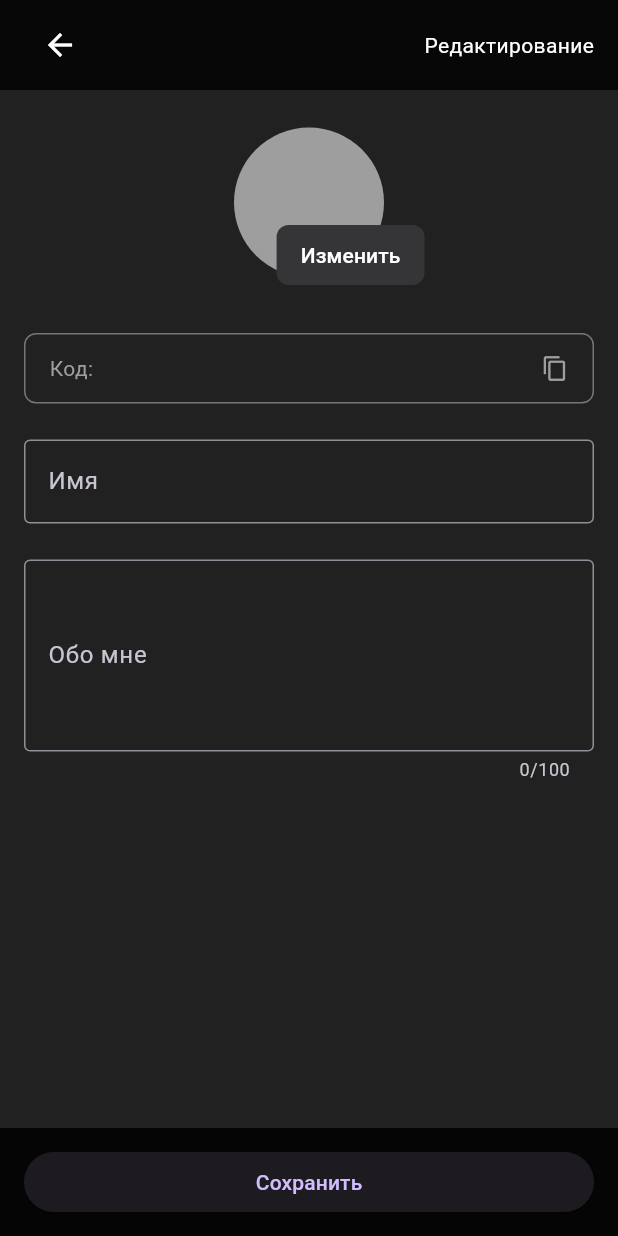
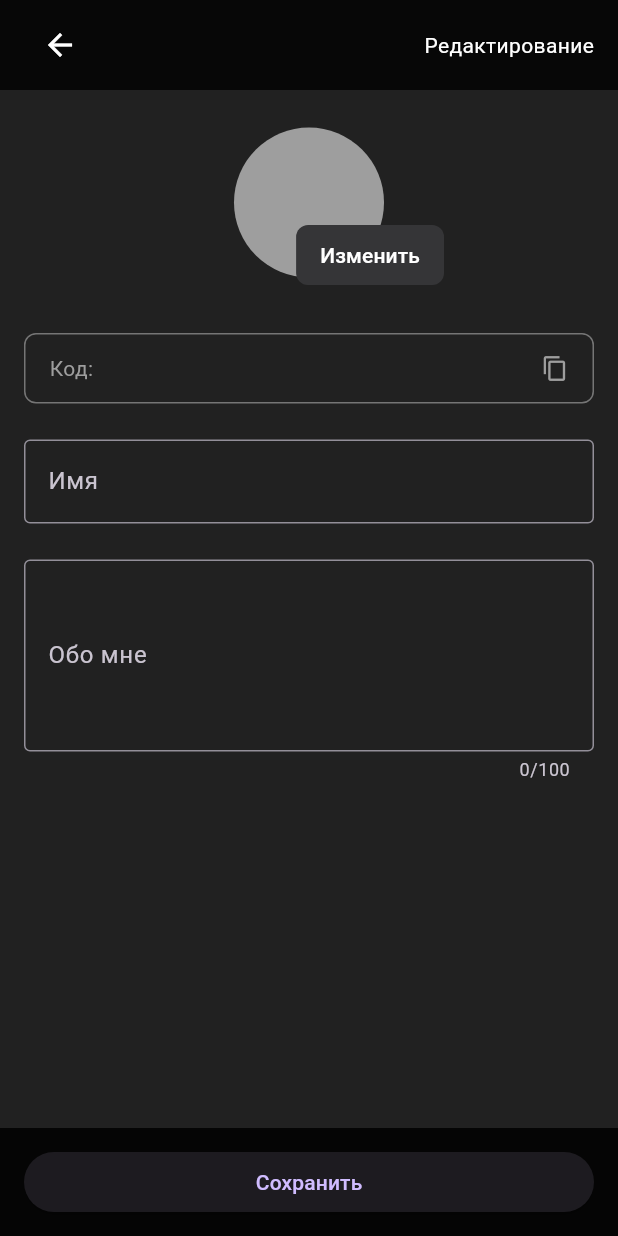
Before and after one commit to 00THESAME00/menro-push-server, a Flutter app: the EditProfileScreen screen opened directly with empty values, on a phone screen of 412 x 824 dp. Run offline on Flutter 3.47's test engine with Material 3 defaults, Android fonts, the light colour scheme and no system bars; our stand-ins replace cloud_firestore, firebase_core, firebase_messaging, shared_preferences; accounts and stored records are empty.

Commit message:
Обновление

```diff
--- a/lib/main.dart
+++ b/lib/main.dart
@@ -1102,10 +1102,10 @@ class _EditProfileScreenState extends State<EditProfileScreen> {
               child: Column(
                 crossAxisAlignment: CrossAxisAlignment.start,
                 children: [
-                  // 🔧 Центрированная ава + кнопка "Изменить" правее
+                  // 🎯 Центровка с точной кнопкой
                   Center(
                     child: SizedBox(
-                      width: 130, // увеличено для размещения кнопки
+                      width: 140,
                       height: 110,
                       child: Stack(
                         clipBehavior: Clip.none,
@@ -1121,7 +1121,7 @@ class _EditProfileScreenState extends State<EditProfileScreen> {
                           ),
                           Positioned(
                             bottom: -4,
-                            right: -12, // сдвиг за круг
+                            right: -20,
                             child: ElevatedButton(
                               style: ElevatedButton.styleFrom(
                                 backgroundColor: const Color(0xFF353537),
```
